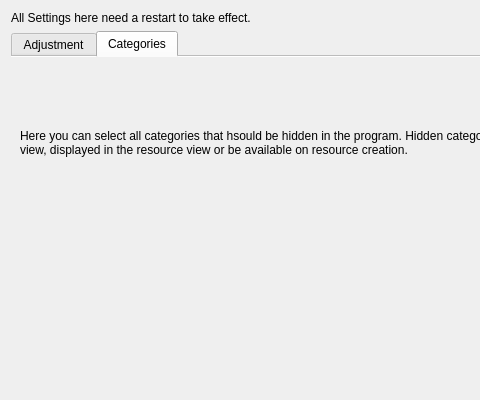
First picture: the form in src/mainui/settings/appearancesettings.ui, repository KDE/conquirere, before the edit; both pictures show x 0 to 480 and y 0 to 400 of the 702 by 400 pixel window.
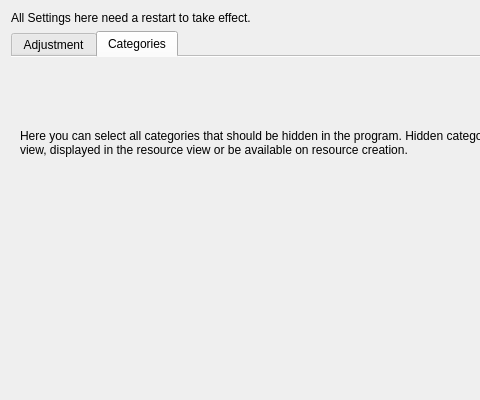
Second picture: the form after the edit. The open tabs and pages were chosen to show the change. Custom widgets are drawn as their Qt base class.

```diff
--- a/src/mainui/settings/appearancesettings.ui
+++ b/src/mainui/settings/appearancesettings.ui
@@ -67,7 +67,7 @@
        <item>
         <widget class="QLabel" name="label">
          <property name="text">
-          <string>Here you can select all categories that hsould be hidden in the program. Hidden categories will not be listed in the project view, displayed in the resource view or be available on resource creation.</string>
+          <string>Here you can select all categories that should be hidden in the program. Hidden categories will not be listed in the project view, displayed in the resource view or be available on resource creation.</string>
          </property>
          <property name="wordWrap">
           <bool>true</bool>
```
